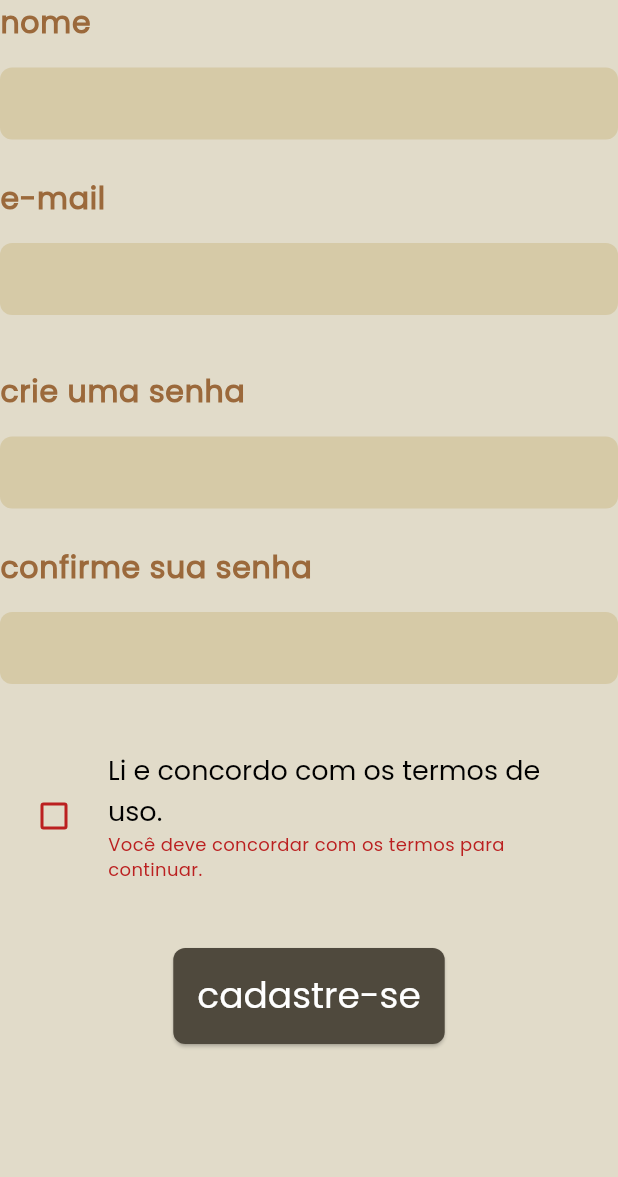
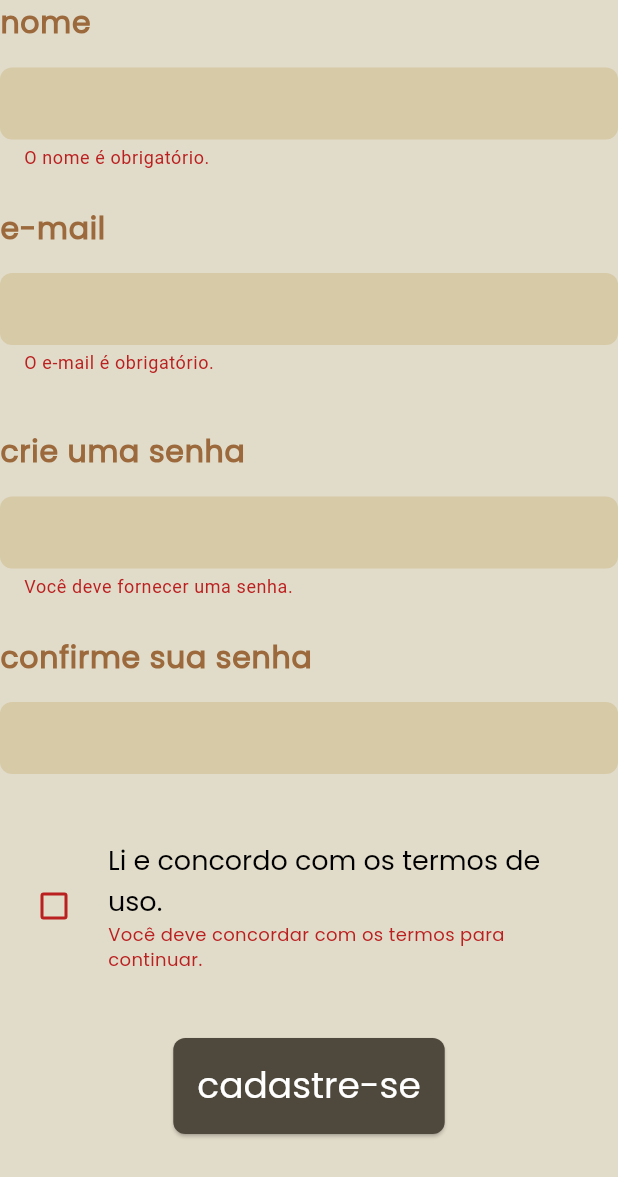
Before and after one commit to bernardolansing/swe_reler, a Flutter app: the _SignUpForm widget shown alone on an empty page, opened directly, after a tap on "cadastre-se", on a phone screen of 412 x 824 dp. Shown: the top 1177 px of the screen. Run offline on Flutter 3.47's test engine with Material 3 defaults, Android fonts, the phone set to English and light mode, and no system bars; our stand-ins replace firebase_core, font_awesome_flutter; accounts and stored records are empty; statements that could not run were skipped.

Commit message:
error states for signup form

```diff
--- a/lib/src/screens/sign_up_screen.dart
+++ b/lib/src/screens/sign_up_screen.dart
@@ -109,16 +109,46 @@ class _SignUpFormState extends State<_SignUpForm> {
   @override
   Widget build(BuildContext context) => Column(
     children: [
-      Input(title: 'nome', controller: _nameController),
+      Input(
+        title: 'nome',
+        controller: _nameController,
+        errorMessage: _emptyNameError ? 'O nome é obrigatório.' : null,
+        errorDismisser: () => setState(() => _emptyNameError = false),
+      ),
       const SizedBox(height: 24),
 
-      Input(title: 'e-mail', controller: _emailController),
+      Input(
+        title: 'e-mail',
+        controller: _emailController,
+        errorMessage: _emailErrorMessage,
+        errorDismisser: () => setState(() {
+          _emptyEmailError = false;
+          _invalidEmailError = false;
+        }),
+      ),
       const SizedBox(height: 36),
 
-      Input(title: 'crie uma senha', controller: _passwordController),
+      Input(
+        title: 'crie uma senha',
+        controller: _passwordController,
+        sensitive: true,
+        errorMessage: _passwordErrorMessage,
+        errorDismisser: () => setState(() {
+          _emptyPasswordError = false;
+          _invalidPasswordError = false;
+        }),
+      ),
       const SizedBox(height: 24),
 
-      Input(title: 'confirme sua senha', controller: _repeatPasswordController),
+      Input(
+        title: 'confirme sua senha',
+        controller: _repeatPasswordController,
+        sensitive: true,
+        errorMessage: _unmatchingPasswordsError
+            ? 'As senhas digitadas não batem!'
+            : null,
+        errorDismisser: () => setState(() => _unmatchingPasswordsError = false),
+      ),
       const SizedBox(height: 36),
 
       CheckboxListTile(
@@ -149,4 +179,18 @@ class _SignUpFormState extends State<_SignUpForm> {
         fontSize: 12
     ),
   );
+
+  String? get _emailErrorMessage {
+    if (_emptyEmailError) { return 'O e-mail é obrigatório.'; }
+    if (_invalidEmailError) { return 'Este endereço de e-mail é inválido!'; }
+    return null;
+  }
+
+  String? get _passwordErrorMessage {
+    if (_emptyPasswordError) { return 'Você deve fornecer uma senha.'; }
+    if (_invalidPasswordError) {
+      return 'A senha deve possuir mais de 5 caracteres!';
+    }
+    return null;
+  }
 }
--- a/lib/src/widgets/input.dart
+++ b/lib/src/widgets/input.dart
@@ -5,6 +5,8 @@ class Input extends StatefulWidget {
   final TextEditingController controller;
   final bool sensitive;
   final bool autoFocus;
+  final String? errorMessage;
+  final void Function()? errorDismisser;
 
   const Input({
     super.key,
@@ -12,6 +14,8 @@ class Input extends StatefulWidget {
     required this.controller,
     this.sensitive = false,
     this.autoFocus = false,
+    this.errorMessage,
+    this.errorDismisser,
   });
 
   @override
@@ -31,6 +35,15 @@ class _InputState extends State<Input> {
         controller: widget.controller,
         obscureText: widget.sensitive,
         autofocus: widget.autoFocus,
+        onChanged: (value) {
+          if (widget.errorMessage != null) {
+            assert (widget.errorDismisser != null);
+            widget.errorDismisser!();
+          }
+        },
+        decoration: InputDecoration(
+          errorText: widget.errorMessage
+        ),
       ),
     ],
   );
```
